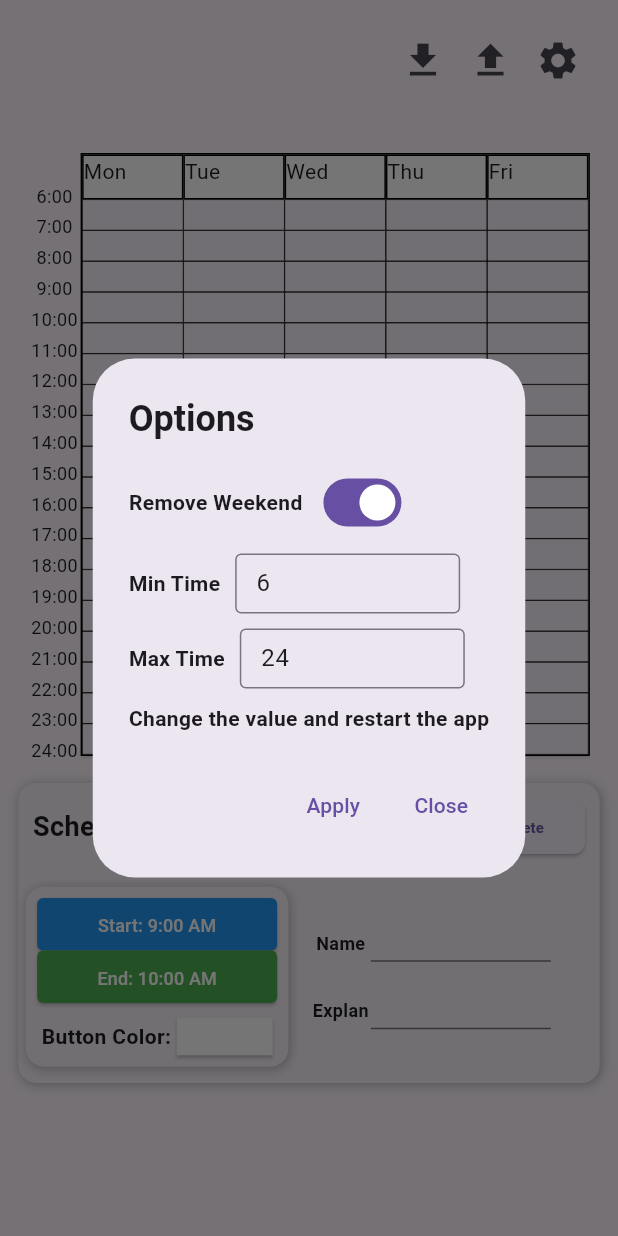
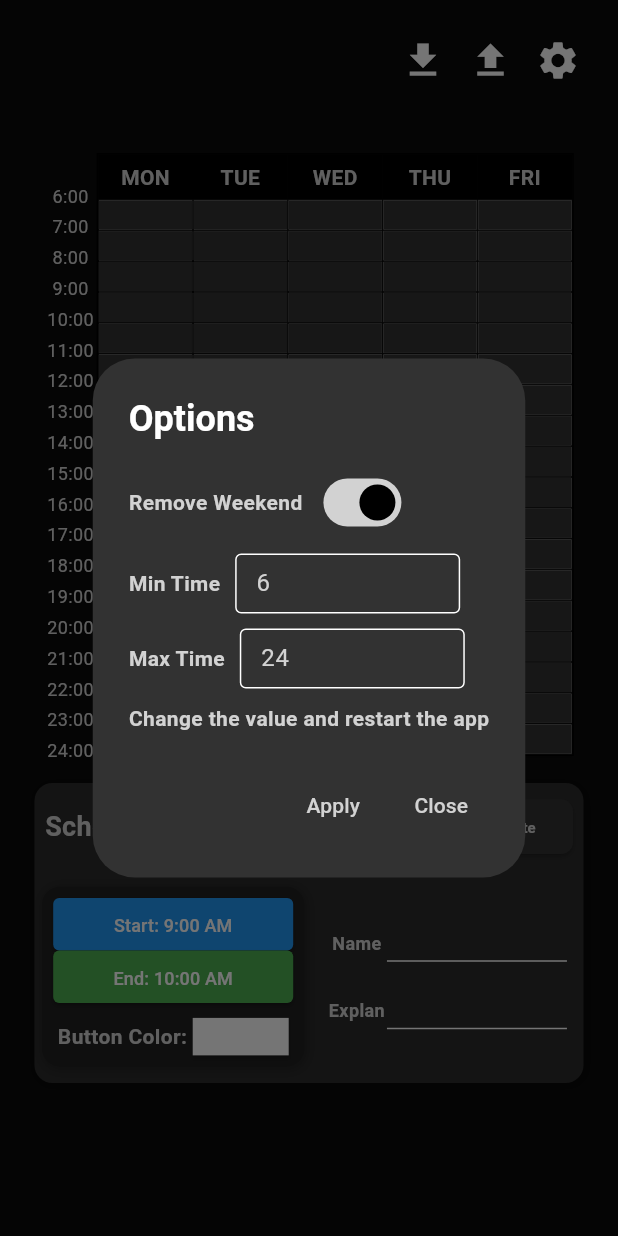
Before and after one commit to vrowdice/Flutter_Weekycal, a Flutter app: the screen it shows after launch, after a tap on the "settings" icon, on a phone screen of 412 x 824 dp. Run offline on Flutter 3.47's test engine with Material 3 defaults, Android fonts, the phone set to English and light mode, and no system bars; our stand-ins replace flutter_colorpicker, shared_preferences; missing offline and left inert: home_widget; statements that could not run were skipped.

Commit message:
dark theme

```diff
--- a/lib/converter.dart
+++ b/lib/converter.dart
@@ -2,19 +2,19 @@
 String convertWeekIntToStr(int argIndex) {
   switch (argIndex) {
     case 0:
-      return 'Sun';
+      return 'SUN';
     case 1:
-      return 'Mon';
+      return 'MON';
     case 2:
-      return 'Tue';
+      return 'TUE';
     case 3:
-      return 'Wed';
+      return 'WED';
     case 4:
-      return 'Thu';
+      return 'THU';
     case 5:
-      return 'Fri';
+      return 'FRI';
     case 6:
-      return 'Sat';
+      return 'SAT';
     default:
       return '';
   }
--- a/lib/main.dart
+++ b/lib/main.dart
@@ -23,7 +23,7 @@ double maxTimeMin = 0.0;
 //schedule block size
 double weekTimeSizeX = 70.0;
 double weekTimeSizeY = 450.0;
-double weekContainerSizeX = 315.0;
+double weekContainerSizeX = 295.0;
 double weekContainerSizeY = 400.0;
 double weekInfoSizeY = 30.0;
 double weekBtnHight = 0.0;
@@ -78,9 +78,8 @@ final ValueNotifier<Color> colorButtonColor =
 Future<void> main() async {
   WidgetsFlutterBinding.ensureInitialized();
   await loadData();
-    await HomeWidget.getWidgetData<String>(dataID, defaultValue: "None")
-      .then((String? value) {
-  });
+  await HomeWidget.getWidgetData<String>(dataID, defaultValue: "None")
+      .then((String? value) {});
   firstSetting();
   runApp(const MainApp());
 }
@@ -117,7 +116,8 @@ void firstSetting() {
 }
 
 void updateHomeWidget() async {
-  String jsonString = jsonEncode(scheduleDataList.map((e) => e.toJson()).toList());
+  String jsonString =
+      jsonEncode(scheduleDataList.map((e) => e.toJson()).toList());
   await HomeWidget.saveWidgetData<String>(dataID, jsonString);
   await HomeWidget.updateWidget(name: 'AppWidgetProvider');
 }
@@ -204,9 +204,29 @@ class _MainAppState extends State<MainApp> {
     loadData();
   }
 
+  @override
   Widget build(BuildContext context) {
-    return const MaterialApp(
-      home: Scaffold(
+    return MaterialApp(
+      theme: ThemeData(
+        brightness: Brightness.dark, // 다크 모드 유지
+        scaffoldBackgroundColor: const Color.fromARGB(255, 10, 10, 10), // 배경 검은색
+        primaryColor: Color.fromARGB(255, 210, 210, 210), // 기본 색상 흰색으로 설정
+        colorScheme: const ColorScheme.dark(
+          primary: Color.fromARGB(255, 210, 210, 210), // 주요 색상을 흰색으로
+          secondary: Color.fromARGB(255, 210, 210, 210), // 보조 색상도 흰색으로
+          surface: Color.fromARGB(255, 50, 50, 50), // 배경 검은색
+          onPrimary: Colors.black, // primary 위의 글자색 (반전된 색상)
+          onSecondary: Colors.black, // secondary 위의 글자색
+          onSurface: Colors.white, // 기본 글자색을 흰색으로
+        ),
+        textTheme: const TextTheme(
+          bodyLarge: TextStyle(color: Color.fromARGB(255, 210, 210, 210)),
+          bodyMedium: TextStyle(color: Color.fromARGB(255, 210, 210, 210)),
+          titleLarge:
+              TextStyle(color: Color.fromARGB(255, 210, 210, 210), fontWeight: FontWeight.bold),
+        ),
+      ),
+      home: const Scaffold(
         resizeToAvoidBottomInset: true,
         body: Stack(
           children: [
@@ -214,21 +234,18 @@ class _MainAppState extends State<MainApp> {
               mainAxisAlignment: MainAxisAlignment.center,
               children: [
                 Flexible(
-                  // Use Flexible instead of Expanded
-                  flex: 1, // Optional: You can adjust the flex factor if needed
+                  flex: 1,
                   child: SingleChildScrollView(
                     physics: ClampingScrollPhysics(),
-                    child: ScheduleColumn(),
+                    child: MainScheduleColumn(),
                   ),
                 ),
-                // Set schedule info block
                 ScheduleInfoContainer(),
               ],
             ),
-            // Setting button
             Positioned(top: 15, right: 105, child: SaveBtn()),
             Positioned(top: 15, right: 60, child: LoadBtn()),
-            Positioned(top: 15, right: 15, child: OptionBtn())
+            Positioned(top: 15, right: 15, child: OptionBtn()),
           ],
         ),
       ),
@@ -236,14 +253,14 @@ class _MainAppState extends State<MainApp> {
   }
 }
 
-class ScheduleColumn extends StatefulWidget {
-  const ScheduleColumn({super.key});
+class MainScheduleColumn extends StatefulWidget {
+  const MainScheduleColumn({super.key});
 
   @override
-  State<ScheduleColumn> createState() => _ScheduleColumnState();
+  State<MainScheduleColumn> createState() => _MainScheduleColumnState();
 }
 
-class _ScheduleColumnState extends State<ScheduleColumn> {
+class _MainScheduleColumnState extends State<MainScheduleColumn> {
   @override
   Widget build(BuildContext context) {
     return Column(
@@ -350,11 +367,19 @@ class WeekStateBlock extends StatelessWidget {
       }
     }
     return Container(
-      child: Text(convertWeekIntToStr(index)),
+      alignment: Alignment.center, // 텍스트를 가운데 정렬
       width: weekContainerSizeX / 7,
       height: weekInfoSizeY,
-      decoration:
-          BoxDecoration(color: Colors.white, border: Border.all(width: 1.0)),
+      decoration: BoxDecoration(
+        color: Colors.black,
+        border: Border.all(width: 2.0),
+      ),
+      child: Text(
+        convertWeekIntToStr(index),
+        style:
+            const TextStyle(fontWeight: FontWeight.bold),
+        textAlign: TextAlign.center,
+      ),
     );
   }
 }
--- a/lib/mainWidget/ScheduleInfoContainer.dart
+++ b/lib/mainWidget/ScheduleInfoContainer.dart
@@ -14,7 +14,7 @@ class ScheduleInfoContainer extends StatelessWidget {
         width: realContainerSizeX + 50,
         height: weekContainerSizeY / 2,
         decoration: BoxDecoration(
-          color: const Color.fromARGB(255, 247, 242, 249),
+          color: const Color.fromARGB(255, 43, 43, 43),
           borderRadius: BorderRadius.circular(12),
           boxShadow: const [
             BoxShadow(
@@ -45,7 +45,7 @@ class ScheduleInfoContainer extends StatelessWidget {
                     width: 175,
                     height: 120,
                     decoration: BoxDecoration(
-                      color: const Color.fromARGB(255, 247, 242, 249),
+                      color: const Color.fromARGB(255, 32, 32, 32),
                       borderRadius: BorderRadius.circular(12),
                       boxShadow: const [
                         BoxShadow(
--- a/lib/option.dart
+++ b/lib/option.dart
@@ -26,6 +26,8 @@ class _OptionBtnState extends State<OptionBtn> {
     showDialog(
       context: context,
       builder: (context) {
+        return StatefulBuilder(
+          builder: (context, setStateDialog) { // 다이얼로그 내부 상태 업데이트
             return AlertDialog(
               title: const Text(
                 'Options',
@@ -47,13 +49,12 @@ class _OptionBtnState extends State<OptionBtn> {
                               fontWeight: FontWeight.bold,
                             ),
                           ),
-                      const SizedBox(width: 10), // Adds space between the label and the switch
+                          const SizedBox(width: 10),
                           Switch(
                             value: weekendToggle,
                             onChanged: (value) {
-                          setState(() {
-                            weekendToggle = value;  // Update the parent state when the switch changes
-                            print('weekendToggle updated: $weekendToggle');  // Debugging output
+                              setStateDialog(() { // 다이얼로그 UI 업데이트
+                                weekendToggle = value;
                               });
                             },
                           ),
@@ -87,8 +88,9 @@ class _OptionBtnState extends State<OptionBtn> {
                                 minTimeTextfield = value;
                               },
                               decoration: const InputDecoration(
-                            counterText: "",  // Removes character counter
-                            contentPadding: EdgeInsets.symmetric(vertical: 5, horizontal: 10),
+                                counterText: "",
+                                contentPadding: EdgeInsets.symmetric(
+                                    vertical: 5, horizontal: 10),
                                 border: OutlineInputBorder(),
                               ),
                             ),
@@ -123,8 +125,9 @@ class _OptionBtnState extends State<OptionBtn> {
                                 maxTimeTextfield = value;
                               },
                               decoration: const InputDecoration(
-                            counterText: "",  // Removes character counter
-                            contentPadding: EdgeInsets.symmetric(vertical: 5, horizontal: 10),
+                                counterText: "",
+                                contentPadding: EdgeInsets.symmetric(
+                                    vertical: 5, horizontal: 10),
                                 border: OutlineInputBorder(),
                               ),
                             ),
@@ -151,16 +154,16 @@ class _OptionBtnState extends State<OptionBtn> {
                       return;
                     }
                     if (minVal > maxVal) {
-                  showWarningDialog(context, "The minimum time is greater than the maximum time.");
+                      showWarningDialog(
+                          context, "The minimum time is greater than the maximum time.");
                       return;
                     }
 
                     minTime = minVal;
                     maxTime = maxVal;
-                isRemoveWeekend = weekendToggle;  // Reflect the updated state in the parent
+                    isRemoveWeekend = weekendToggle;  // 변경 사항 적용
 
                     saveData();
-
                     Navigator.pop(context);
                   },
                   child: const Text('Apply'),
@@ -170,6 +173,8 @@ class _OptionBtnState extends State<OptionBtn> {
                   child: const Text('Close'),
                 ),
               ],
+            );
+          },
         );
       },
     );
--- a/lib/saveData.dart
+++ b/lib/saveData.dart
@@ -98,3 +98,9 @@ Future<List<String>> getSavedScheduleList() async {
 
   return saveList;
 }
+
+//if file name is exist return true
+Future<bool> isFileNameExists(String fileName) async {
+  List<String> saveList = await getSavedScheduleList();
+  return saveList.contains(fileName);
+}
```
Also changed, not shown: lib/saveLoad.dart (+67 -12 lines), 129 other files. Lines whose indentation alone changed are shown as unchanged.
